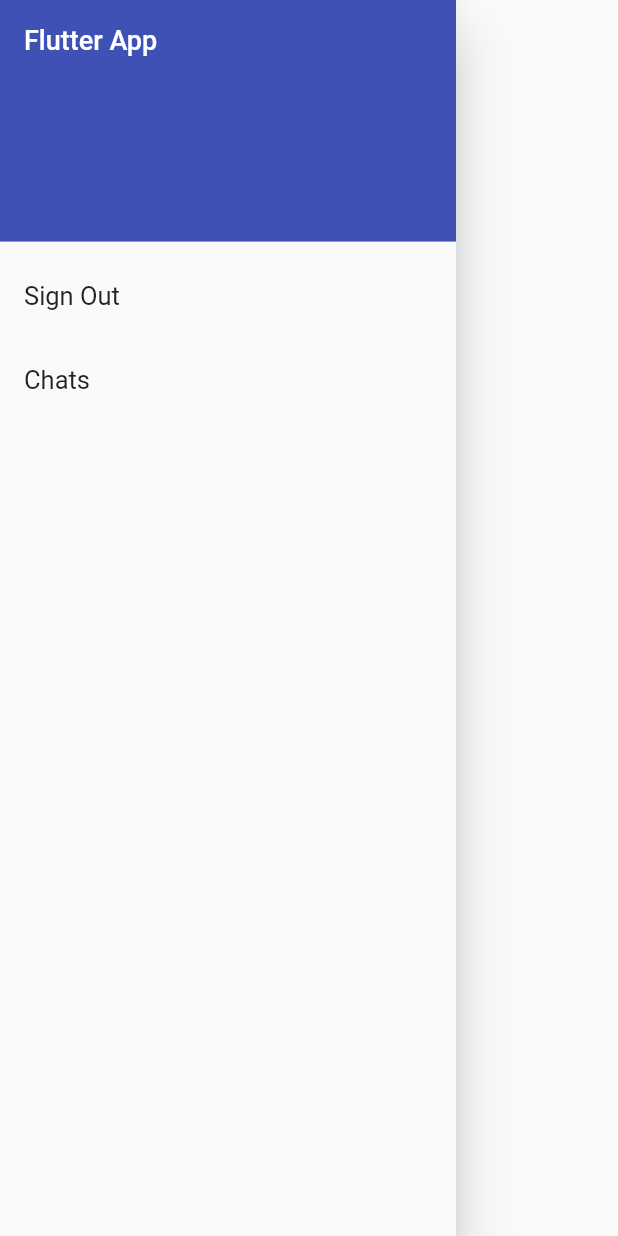
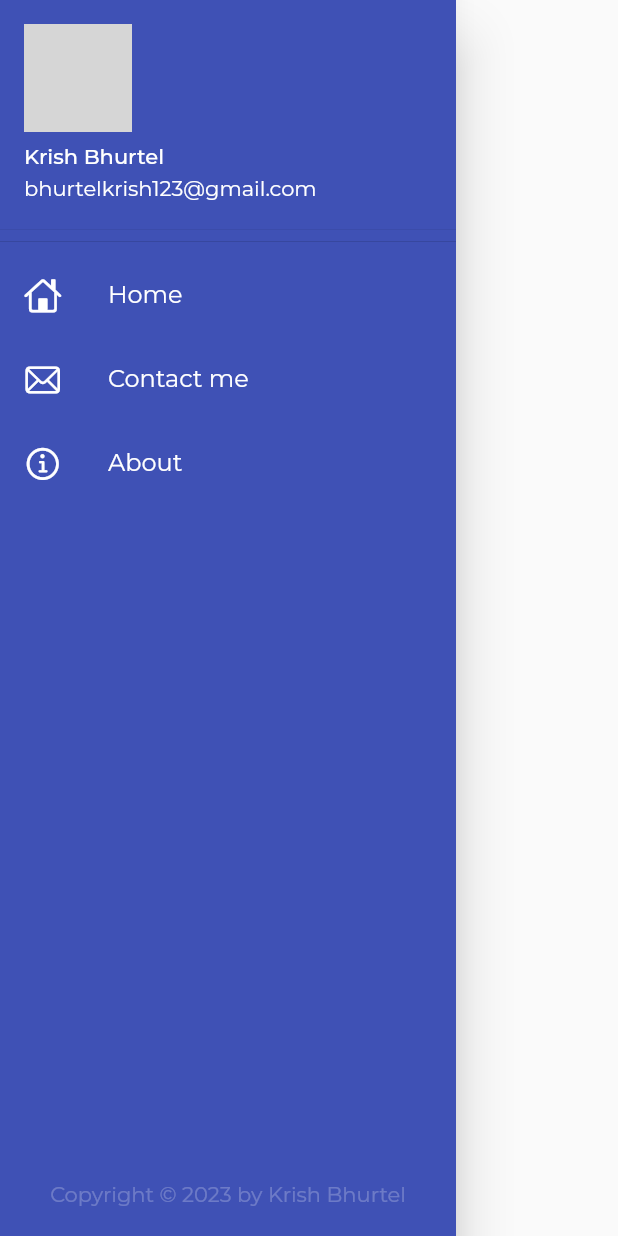
Before and after one commit to iamkrish001/todoapp-with-flutter, a Flutter app: what drawer() shows on an empty page, opened directly, on a phone screen of 412 x 824 dp. Run offline on Flutter 3.47's test engine with Material 2 defaults, Android fonts, the phone set to English and light mode, and no system bars; our stand-ins replace dropdown_button2, firebase_core, flutter_speed_dial, font_awesome_flutter, google_fonts; accounts and stored records are empty; network calls fail; grey boxes are pictures that could not be loaded.

Commit message:
learned about few types of icon packages

```diff
--- a/lib/call.dart
+++ b/lib/call.dart
@@ -49,7 +49,10 @@ class Call extends StatelessWidget {
                       ),
                     ),
                   ),
-                  Card(
+                  Padding(
+                    padding:
+                        const EdgeInsets.symmetric(vertical: 10, horizontal: 0),
+                    child: Card(
                       shadowColor: Colors.red[900],
                       elevation: 10,
                       child: AnimatedContainer(
@@ -59,6 +62,7 @@ class Call extends StatelessWidget {
                         decoration: BoxDecoration(
                           color: Color.fromARGB(255, 135, 153, 254),
                           borderRadius: BorderRadius.circular(4),
+                        ),
                       ),
                     ),
                   ),
--- a/lib/drawer.dart
+++ b/lib/drawer.dart
@@ -1,51 +1,65 @@
 // ignore_for_file: prefer_const_constructors
 
+import 'package:flutter/cupertino.dart';
 import 'package:flutter/material.dart';
 
 // ignore: camel_case_types
-class drawer extends StatefulWidget {
+class drawer extends StatelessWidget {
   const drawer({super.key});
 
   @override
-  State<drawer> createState() => _drawerState();
-}
-
-// ignore: camel_case_types
-class _drawerState extends State<drawer> {
-  @override
   // ignore: duplicate_ignore
   Widget build(BuildContext context) {
+    const String imageurl =
+        "https://media.licdn.com/dms/image/D4D03AQEnugCx1aGiPw/profile-displayphoto-shrink_400_400/0/1672469981031?e=1678320000&v=beta&t=tH-Wnbs2-j_iGMHxsg66iUyN7QkG_Pj42jNa_JoAB88";
     return Drawer(
+      backgroundColor: Colors.indigo,
       child: ListView(
         padding: const EdgeInsets.all(0),
         // ignore: prefer_const_literals_to_create_immutables
         children: [
           DrawerHeader(
-            decoration: BoxDecoration(color: Colors.indigo),
-            child: Text(
-              'Flutter App',
-              style: TextStyle(
-                color: Colors.white,
-                fontSize: 18,
-              ),
+              padding: const EdgeInsets.all(0),
+              // ignore: sort_child_properties_last
+              child: UserAccountsDrawerHeader(
+                currentAccountPicture:
+                    CircleAvatar(backgroundImage: NetworkImage(imageurl)),
+                accountEmail: Text("bhurtelkrish123@gmail.com"),
+                accountName: Text('Krish Bhurtel'),
+              )),
+          ListTile(
+            leading: Icon(CupertinoIcons.home, size: 25),
+            iconColor: Colors.white,
+            title: Text(
+              "Home",
+              style: TextStyle(color: Colors.white),
             ),
           ),
           ListTile(
-            title: const Text(
-              'Sign Out',
-              style: TextStyle(fontSize: 17),
+            leading: Icon(CupertinoIcons.mail, size: 25),
+            iconColor: Colors.white,
+            title: Text(
+              "Contact me",
+              style: TextStyle(color: Colors.white),
             ),
-            onTap: () {
-              Navigator.popAndPushNamed(context, '/');
-            },
           ),
           ListTile(
-            title: const Text(
-              'Chats',
-              style: TextStyle(fontSize: 17),
+            leading: Icon(CupertinoIcons.info, size: 25),
+            iconColor: Colors.white,
+            title: Text(
+              "About",
+              style: TextStyle(color: Colors.white),
             ),
-            onTap: () {},
           ),
+          SizedBox(height: 450),
+          Expanded(
+            child: Align(
+                alignment: Alignment.bottomCenter,
+                child: const Text(
+                  "Copyright © 2023 by Krish Bhurtel",
+                  style: TextStyle(color: Colors.white24),
+                )),
+          )
         ],
       ),
     );
--- a/pubspec.yaml
+++ b/pubspec.yaml
@@ -43,6 +43,11 @@ dependencies:
   google_sign_in: ^5.4.2
   google_fonts: ^3.0.1
   smooth_page_indicator: ^1.0.0+2
+  flutter_speed_dial: ^6.2.0
+  flutter_svg: ^1.1.6
+  font_awesome_flutter: ^10.3.0
+  community_material_icon: ^5.9.55
+  dropdown_button2: ^1.9.2
 
 
 dev_dependencies:
```
Also changed, not shown: assets/images/catalog.json (added, +85 -0 lines), lib/cart and catalog/cart.dart (+20 -0 lines), lib/cart and catalog/catalog.dart (deleted, +0 -36 lines), lib/firstpage.dart (+28 -37 lines), lib/main.dart (+9 -4 lines), pubspec.lock, 3 other files. Lines whose indentation alone changed are shown as unchanged.
